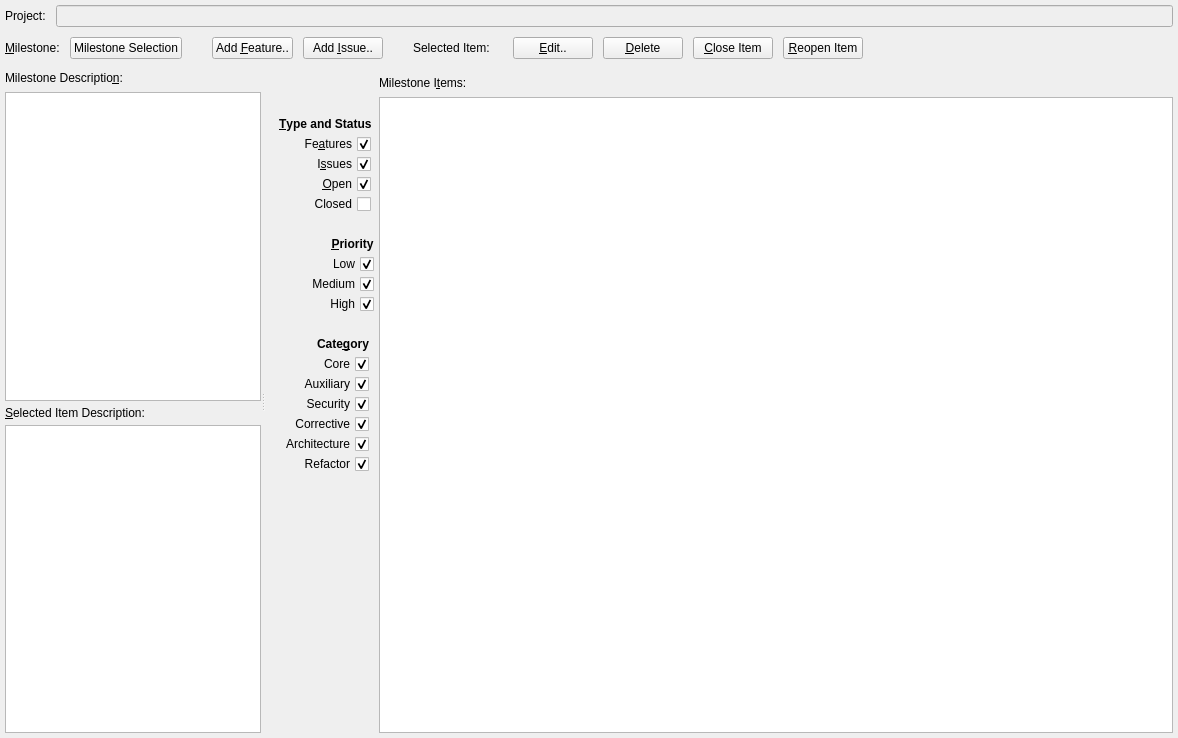
Above: forms/roadmap.ui from skriticos/nelia1 before the change. Below: the same form after it.
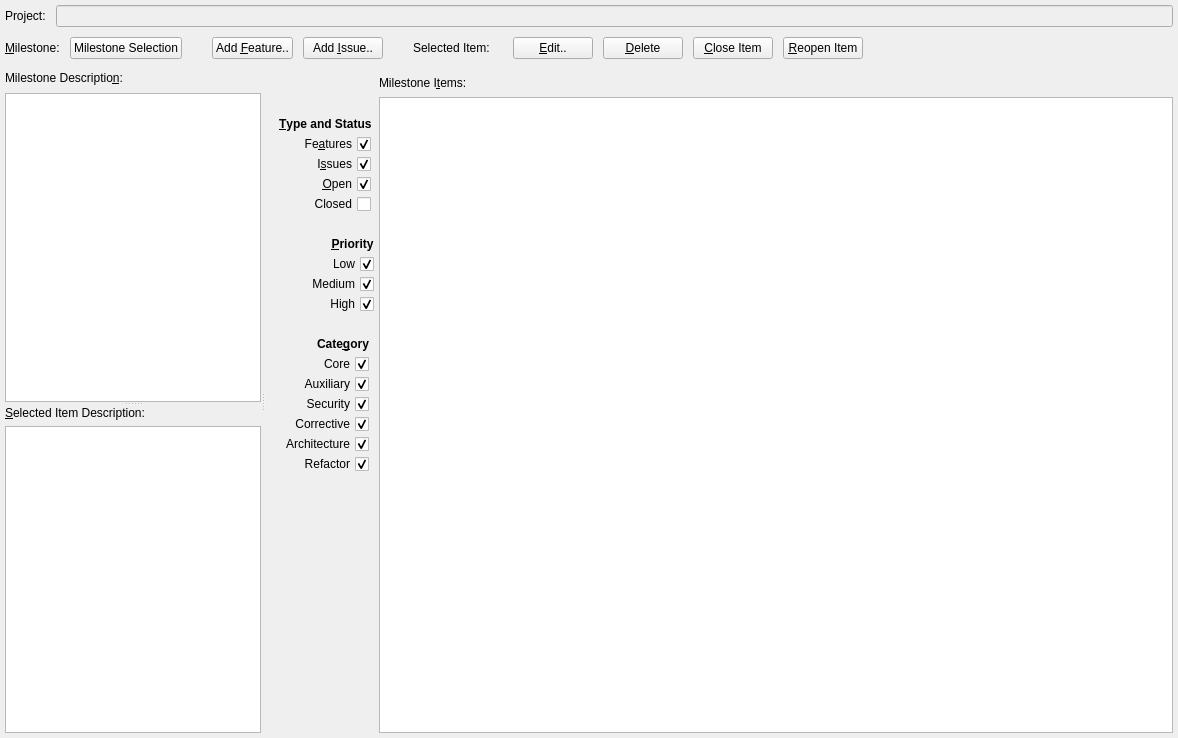
That is the form after the change.

Commit message: roadmap: added splitter between milestone and milestone item description boxes

What changed in the file:
```diff
--- a/forms/roadmap.ui
+++ b/forms/roadmap.ui
@@ -196,13 +196,17 @@
       <enum>Qt::Horizontal</enum>
      </property>
      <widget class="QWidget" name="widget_6" native="true">
+      <layout class="QGridLayout" name="gridLayout_12">
+       <item row="0" column="0">
+        <widget class="QSplitter" name="splitter_2">
+         <property name="orientation">
+          <enum>Qt::Vertical</enum>
+         </property>
+         <widget class="QWidget" name="widget_8" native="true">
       <layout class="QGridLayout" name="gridLayout_10">
        <property name="margin">
         <number>0</number>
        </property>
-       <property name="spacing">
-        <number>5</number>
-       </property>
        <item row="0" column="0">
         <widget class="QLabel" name="label_3">
          <property name="minimumSize">
@@ -232,10 +236,14 @@
          </property>
         </widget>
        </item>
-       <item row="3" column="0">
-        <widget class="QPlainTextEdit" name="text_mi_description"/>
-       </item>
-       <item row="2" column="0">
+          </layout>
+         </widget>
+         <widget class="QWidget" name="widget_7" native="true">
+          <layout class="QGridLayout" name="gridLayout_11">
+           <property name="margin">
+            <number>0</number>
+           </property>
+           <item row="0" column="0">
         <widget class="QLabel" name="label_4">
          <property name="text">
           <string>&amp;Selected Item Description:</string>
@@ -245,6 +253,13 @@
          </property>
         </widget>
        </item>
+           <item row="1" column="0">
+            <widget class="QPlainTextEdit" name="text_mi_description"/>
+           </item>
+          </layout>
+         </widget>
+        </widget>
+       </item>
       </layout>
      </widget>
      <widget class="QWidget" name="widget_2" native="true">
```
Left out of the diff: 1 changed line with no effect on the pictures. Lines whose indentation alone changed are shown as unchanged.
